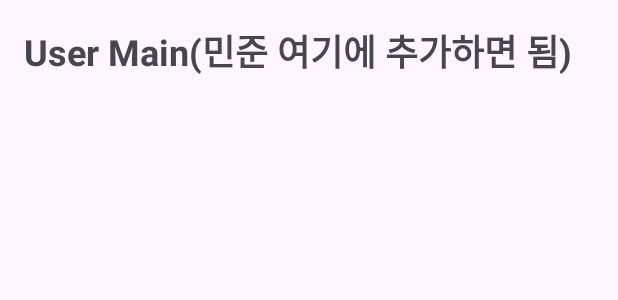
After one commit to csu7120/PaiChai-app-H, an Android app: the layout activity_user_main.xml on its own in the app's theme, with its tools: preview values and no code run, on a phone screen of 412 x 824 dp. The commit adds this screen. Shown: the top 300 px of the screen. Run offline under Robolectric (Android 15) with nearby library versions, the phone set to English and light mode, and no system bars.

Commit message:
feat: Trainer, User 로그인 분기

```diff
--- a/backend/src/main/java/com/paichai/health/user/service/UserService.java
+++ b/backend/src/main/java/com/paichai/health/user/service/UserService.java
@@ -23,6 +23,7 @@ public class UserService {
     private final JwtProvider jwtProvider;
     private final PasswordEncoder passwordEncoder;
 
+    // 로그인
     public LoginResponse login(LoginRequest req) {
         User user = userRepo.findByEmail(req.getEmail())
             .orElseThrow(() -> new RuntimeException("사용자 없음"));
@@ -34,6 +35,8 @@ public class UserService {
         String token = jwtProvider.createToken(user.getEmail(), user.getRole().getRoleId());
         return new LoginResponse("로그인 성공", user.getRole().getRoleId(), token);
     }
+
+    // 회원가입
     public void register(UserRequest req) {
         if (userRepo.findByEmail(req.getEmail()).isPresent()) {
             throw new RuntimeException("이미 등록된 이메일입니다.");
--- /dev/null
+++ b/frontend/app/src/main/res/layout/activity_user_main.xml
@@ -0,0 +1,15 @@
+<?xml version="1.0" encoding="utf-8"?>
+<LinearLayout xmlns:android="http://schemas.android.com/apk/res/android"
+    android:layout_width="match_parent"
+    android:layout_height="match_parent"
+    android:orientation="vertical"
+    android:padding="16dp">
+
+    <TextView
+        android:layout_width="wrap_content"
+        android:layout_height="wrap_content"
+        android:text="User Main(민준 여기에 추가하면 됨)"
+        android:textSize="24sp"
+        android:textStyle="bold" />
+
+</LinearLayout>
```
Also changed, not shown: backend/src/main/java/com/paichai/health/user/controller/UserController.java (+29 -8 lines), frontend/app/src/main/AndroidManifest.xml (+4 -4 lines), frontend/app/src/main/java/com/paichai/healthhelper/user/model/LoginResponse.java (+7 -1 lines), frontend/app/src/main/java/com/paichai/healthhelper/user/ui/login/LoginActivity.java (+37 -19 lines), frontend/app/src/main/java/com/paichai/healthhelper/user/ui/main/TrainerMainActivity.java (added, +15 -0 lines), frontend/app/src/main/java/com/paichai/healthhelper/user/ui/main/UserMainActivity.java (added, +15 -0 lines), frontend/app/src/main/res/layout/activity_trainer_main.xml (added, +15 -0 lines).
